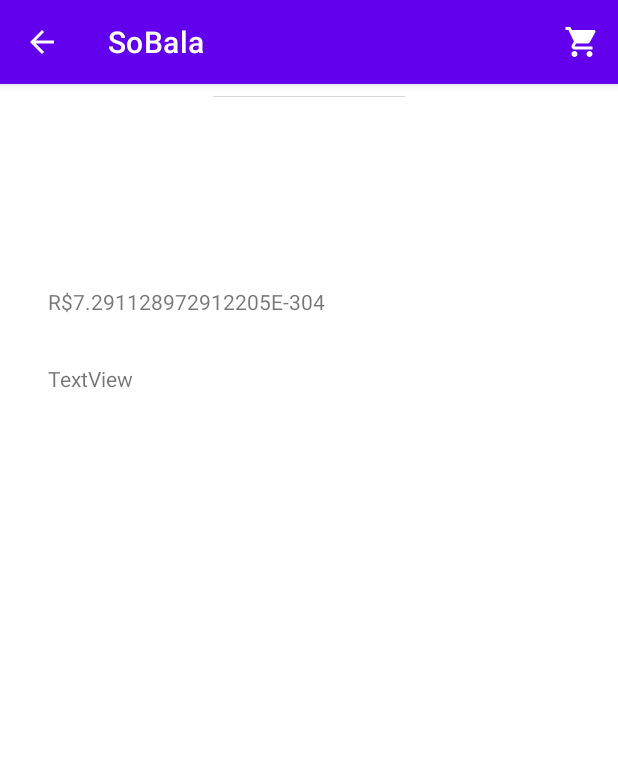
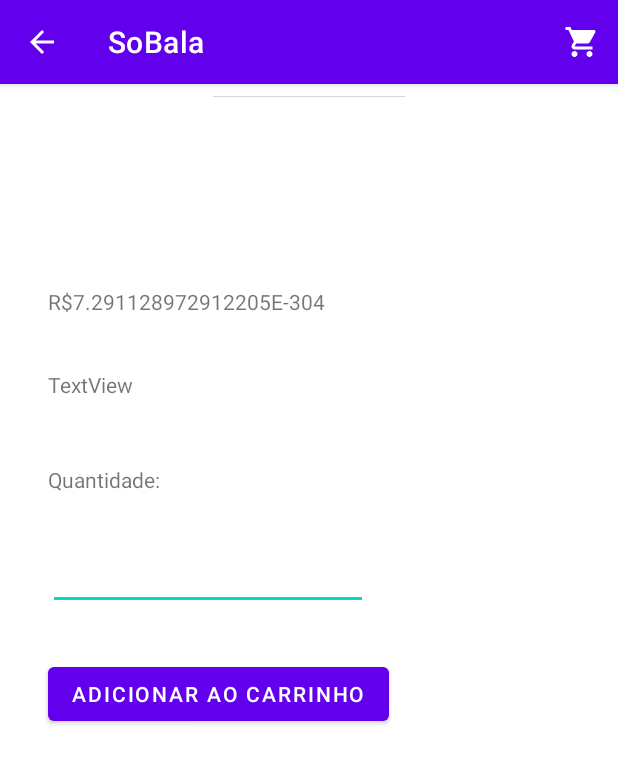
Before and after one commit to FelipeNishino/MobileECommerce, an Android app: the DetalheProdutoActivity screen opened directly, with no data from a screen before it, on a phone screen of 412 x 824 dp. Shown: the top 764 px of the screen. Run offline under Robolectric (Android 15) with nearby library versions, the phone set to English and light mode, and no system bars; our stand-ins replace Picasso, Room's generated code; pictures from the network do not load; 2 statements that could not run were skipped.

Commit message:
feat: add product to cart with quantity

```diff
--- a/SoBala/app/src/main/java/com/felipenishino/sobala/db/AppDatabase.kt
+++ b/SoBala/app/src/main/java/com/felipenishino/sobala/db/AppDatabase.kt
@@ -2,9 +2,13 @@ package com.felipenishino.sobala.db
 
 import androidx.room.Database
 import androidx.room.RoomDatabase
+import androidx.room.TypeConverters
+import com.felipenishino.sobala.model.Cart
 import com.felipenishino.sobala.model.Product
+import com.felipenishino.sobala.utils.Converters
 
-@Database(entities = arrayOf(Product::class), version = 1)
+@Database(entities = arrayOf(Cart::class), version = 2)
+@TypeConverters(Converters::class)
 abstract class AppDatabase: RoomDatabase() {
     abstract fun cartDAO(): CartDAO
 }
--- a/SoBala/app/src/main/res/layout/activity_detalhe_produto.xml
+++ b/SoBala/app/src/main/res/layout/activity_detalhe_produto.xml
@@ -48,11 +48,32 @@
             android:layout_width="0dp"
             android:layout_height="wrap_content"
             android:layout_marginStart="32dp"
-        android:layout_marginTop="32dp"
+            android:layout_marginTop="36dp"
             android:layout_marginEnd="32dp"
             android:text="TextView"
             app:layout_constraintEnd_toEndOf="parent"
             app:layout_constraintHorizontal_bias="0.0"
             app:layout_constraintStart_toStartOf="parent"
-        app:layout_constraintTop_toBottomOf="@+id/txtPreco" />
+            app:layout_constraintTop_toBottomOf="@+id/txtPreco"/>
+    <Button
+            android:text="Adicionar ao carrinho"
+            android:layout_width="wrap_content"
+            android:layout_height="wrap_content" android:id="@+id/btnAddCart"
+            app:layout_constraintTop_toBottomOf="@+id/editProductQuantity"
+            android:layout_marginTop="32dp" app:layout_constraintStart_toStartOf="parent"
+            android:layout_marginStart="32dp"/>
+    <TextView
+            android:text="Quantidade:"
+            android:layout_width="wrap_content"
+            android:layout_height="wrap_content" android:id="@+id/txtQuantity"
+            app:layout_constraintTop_toBottomOf="@+id/txtMarca" app:layout_constraintStart_toStartOf="parent"
+            android:layout_marginStart="32dp" android:layout_marginTop="44dp"/>
+    <EditText
+            android:layout_width="wrap_content"
+            android:layout_height="wrap_content"
+            android:inputType="number"
+            android:ems="10"
+            android:id="@+id/editProductQuantity"
+            app:layout_constraintStart_toStartOf="parent" android:layout_marginStart="32dp"
+            app:layout_constraintTop_toBottomOf="@+id/txtQuantity" android:layout_marginTop="32dp"/>
 </androidx.constraintlayout.widget.ConstraintLayout>
--- a/SoBala/app/src/main/res/layout/product_card.xml
+++ b/SoBala/app/src/main/res/layout/product_card.xml
@@ -40,6 +40,10 @@
             android:layout_height="wrap_content"
             android:layout_margin="2dp"
             android:text="ProductPrice" />
+        <TextView
+                android:layout_width="match_parent"
+                android:layout_height="wrap_content" android:id="@+id/txtCardQuantity" android:layout_margin="2dp"
+                android:textAlignment="center"/>
     </LinearLayout>
 
 </androidx.cardview.widget.CardView>
```
Also changed, not shown: SoBala/app/src/main/java/com/felipenishino/sobala/activities/CartActivity.kt (+13 -8 lines), SoBala/app/src/main/java/com/felipenishino/sobala/activities/DetalheProdutoActivity.kt (+27 -1 lines), SoBala/app/src/main/java/com/felipenishino/sobala/activities/ListProductsActivity.kt (+4 -6 lines), SoBala/app/src/main/java/com/felipenishino/sobala/db/CartDAO.kt (+9 -8 lines), SoBala/app/src/main/java/com/felipenishino/sobala/model/Cart.kt (added, +15 -0 lines), SoBala/app/src/main/java/com/felipenishino/sobala/utils/Converters.kt (added, +40 -0 lines), SoBala/app/src/main/res/layout/activity_cart.xml (+4 -9 lines). Lines whose indentation alone changed are shown as unchanged.
